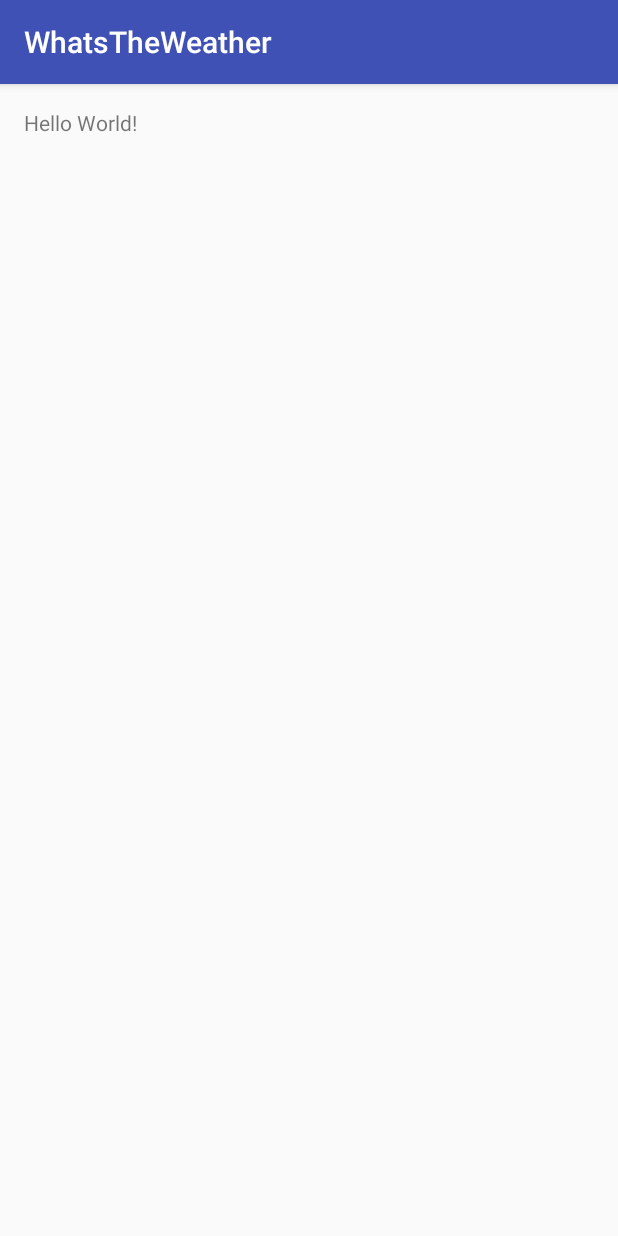
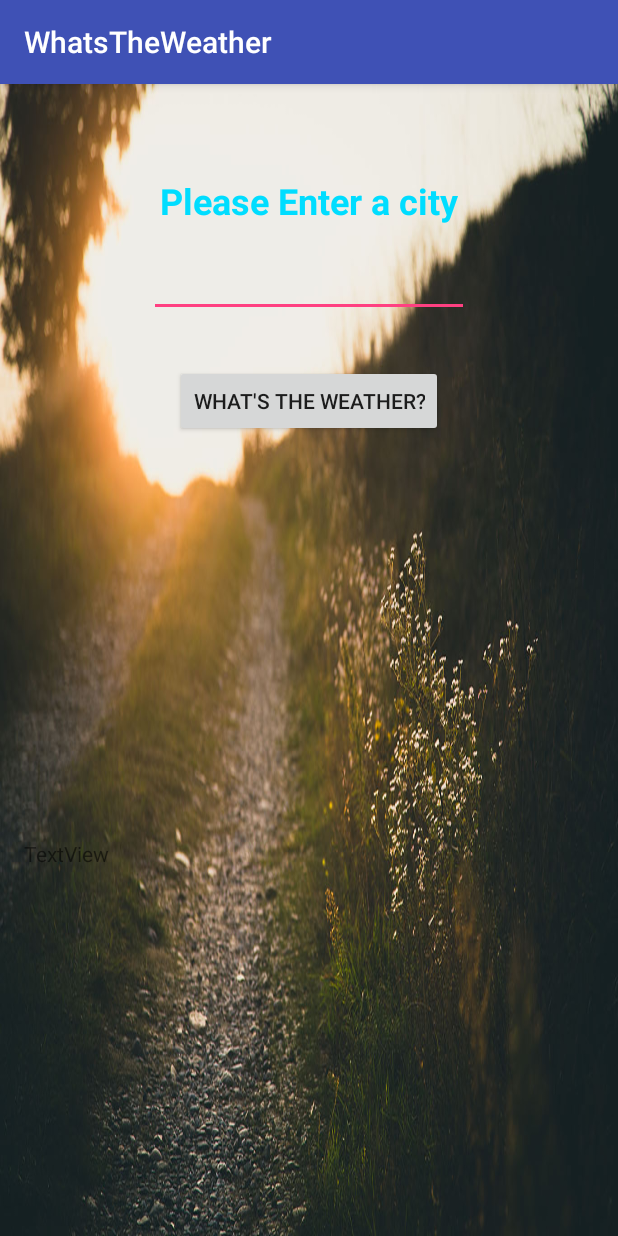
Before and after one commit to jasonbutwell/AndroidWhatsTheWeather, an Android app: the screen it shows after launch (MainActivity), on a phone screen of 412 x 824 dp. Run offline under Robolectric (Android 15) with nearby library versions, the phone set to English and light mode, and no system bars; 4 statements that could not run were skipped.

Commit message:
Set up UI views for interface.

```diff
--- a/app/src/main/res/layout/activity_main.xml
+++ b/app/src/main/res/layout/activity_main.xml
@@ -8,10 +8,53 @@
     android:paddingLeft="@dimen/activity_horizontal_margin"
     android:paddingRight="@dimen/activity_horizontal_margin"
     android:paddingTop="@dimen/activity_vertical_margin"
-    tools:context="com.jasonbutwell.whatstheweather.MainActivity">
+    tools:context="com.jasonbutwell.whatstheweather.MainActivity"
+    android:background="@drawable/background">
 
     <TextView
+        android:text="Please Enter a city"
         android:layout_width="wrap_content"
         android:layout_height="wrap_content"
-        android:text="Hello World!" />
+        android:layout_alignParentTop="true"
+        android:layout_centerHorizontal="true"
+        android:layout_marginTop="45dp"
+        android:id="@+id/textView"
+        android:textStyle="normal|bold"
+        android:textSize="24dp"
+        android:textAlignment="center"
+        android:textColor="@android:color/holo_blue_bright" />
+
+    <EditText
+        android:layout_width="wrap_content"
+        android:layout_height="wrap_content"
+        android:inputType="text"
+        android:ems="10"
+        android:id="@+id/editTextCity"
+        android:layout_below="@+id/textView"
+        android:layout_centerHorizontal="true"
+        android:layout_marginTop="16dp"
+        android:singleLine="true"
+        android:textAlignment="center"
+        android:textColorLink="@android:color/holo_blue_light" />
+
+    <Button
+        android:text="What's the Weather?"
+        android:layout_width="wrap_content"
+        android:layout_height="wrap_content"
+        android:layout_marginTop="32dp"
+        android:id="@+id/buttonGetWeather"
+        android:textSize="14dp"
+        android:layout_below="@+id/editTextCity"
+        android:layout_centerHorizontal="true" />
+
+    <TextView
+        android:text="TextView"
+        android:layout_width="match_parent"
+        android:layout_height="wrap_content"
+        android:id="@+id/textView2"
+        android:gravity="fill"
+        android:layout_below="@+id/buttonGetWeather"
+        android:layout_alignParentStart="true"
+        android:layout_marginTop="39dp"
+        android:layout_alignParentBottom="true" />
 </RelativeLayout>
```
Also changed, not shown: app/src/main/res/drawable/background.jpg (added).
